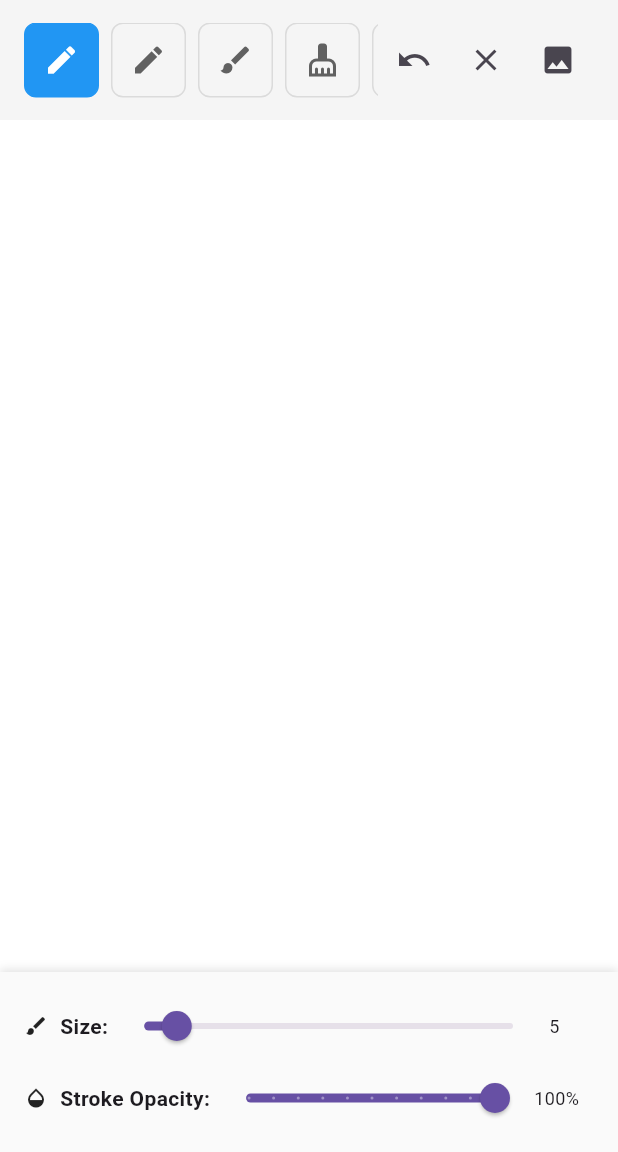
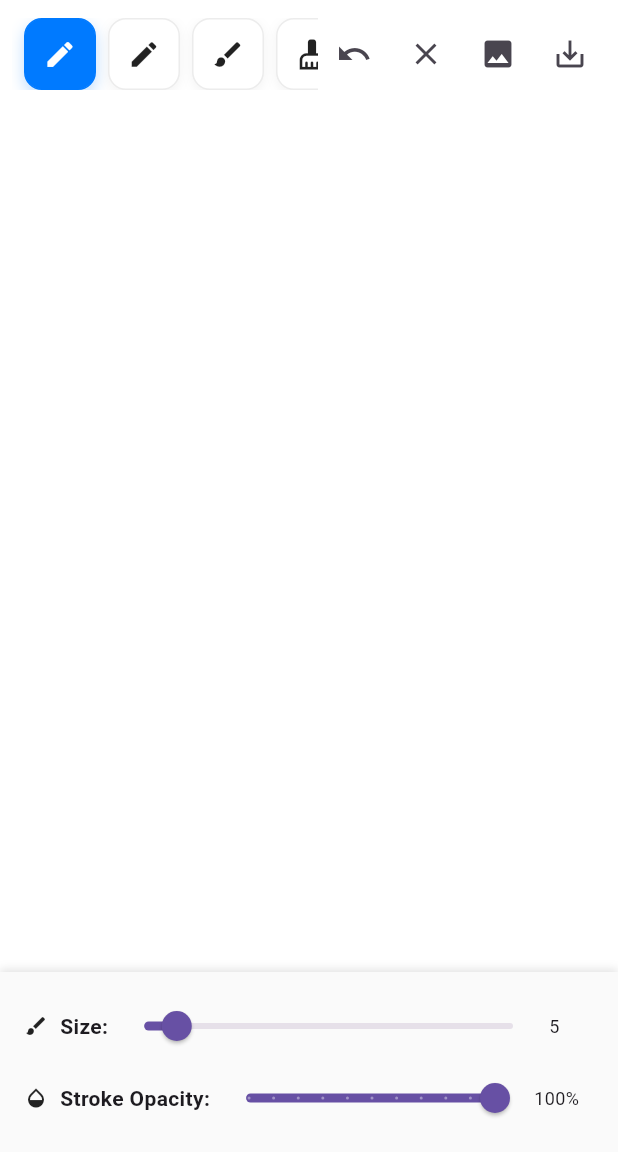
Before and after one commit to kazerdira/sketcher, a Flutter app: the screen it shows after launch, on a phone screen of 412 x 824 dp, the part 84-1236 px from its top. Run offline on Flutter 3.47's test engine with Material 3 defaults, Android fonts, the phone set to English and light mode, and no system bars; our stand-ins replace get, image_picker.

Commit message:
UI: add remove-background X button; add keys; fix undo/clear to reset preview; tests for X button

```diff
--- a/lib/controllers/sketch_controller.dart
+++ b/lib/controllers/sketch_controller.dart
@@ -39,6 +39,13 @@ class SketchController extends GetxController {
     DrawingTool.eraser: ToolConfig.configs[DrawingTool.eraser]!.opacity,
     DrawingTool.brush: ToolConfig.configs[DrawingTool.brush]!.opacity,
   };
+  final Map<DrawingTool, Color> _toolColors = {
+    DrawingTool.pencil: Colors.black,
+    DrawingTool.pen: Colors.black,
+    DrawingTool.marker: Colors.black,
+    DrawingTool.eraser: Colors.transparent,
+    DrawingTool.brush: Colors.black,
+  };
   DateTime _lastPointTime = DateTime.now();
   Offset _lastOffset = Offset.zero;
 
@@ -60,13 +67,9 @@ class SketchController extends GetxController {
     brushSize.value = (_toolSizes[tool] ?? brushSize.value)
         .clamp(config.minWidth, config.maxWidth);
 
-    // Set appropriate color for tool if it's the first time using it
-    // Do not alter currentColor for eraser to avoid side-effects in tests/UI.
+    // Apply per-tool color memory (default black). Do not change for eraser.
     if (tool != DrawingTool.eraser) {
-      if (currentColor.value == Colors.black &&
-          config.defaultColor != Colors.black) {
-        currentColor.value = config.defaultColor;
-      }
+      currentColor.value = _toolColors[tool] ?? currentColor.value;
     }
 
     update();
@@ -82,6 +85,7 @@ class SketchController extends GetxController {
   void setColor(Color color) {
     if (currentTool.value != DrawingTool.eraser) {
       currentColor.value = color;
+      _toolColors[currentTool.value] = color;
       update();
     }
   }
@@ -242,12 +246,18 @@ class SketchController extends GetxController {
   void undo() {
     if (strokes.isNotEmpty) {
       strokes.removeLast();
+      _currentStroke = null;
+      _currentPoints = [];
+      _lastVelocity = 0.0;
       update();
     }
   }
 
   void clear() {
     strokes.clear();
+    _currentStroke = null;
+    _currentPoints = [];
+    _lastVelocity = 0.0;
     _saveToHistory();
     update();
   }
--- a/lib/widgets/drawing_canvas.dart
+++ b/lib/widgets/drawing_canvas.dart
@@ -2,6 +2,7 @@ import 'package:flutter/material.dart';
 import 'dart:typed_data';
 import 'dart:ui' as ui;
 import 'package:flutter/services.dart';
+import 'package:flutter/rendering.dart';
 import 'package:get/get.dart';
 import 'package:image_picker/image_picker.dart';
 import '../controllers/sketch_controller.dart';
@@ -22,6 +23,7 @@ class _DrawingCanvasState extends State<DrawingCanvas> {
   bool _isDrawing = false;
   ui.Image? _backgroundImageData;
   Offset? _cursorPos;
+  final GlobalKey _repaintKey = GlobalKey();
 
   @override
   Widget build(BuildContext context) {
@@ -64,16 +66,20 @@ class _DrawingCanvasState extends State<DrawingCanvas> {
                       child: Stack(
                         fit: StackFit.expand,
                         children: [
-                          CustomPaint(
+                          RepaintBoundary(
+                            key: _repaintKey,
+                            child: CustomPaint(
                               painter: SketchPainter(
                                 strokes: controller.strokes,
                                 currentStroke: controller.currentStroke,
-                              backgroundImage: controller.backgroundImage.value,
+                                backgroundImage:
+                                    controller.backgroundImage.value,
                                 imageOpacity: controller.imageOpacity.value,
                                 isImageVisible: controller.isImageVisible.value,
                                 backgroundImageData: _backgroundImageData,
                               ),
                               child: const SizedBox.expand(),
+                            ),
                           ),
                           GetBuilder<SketchController>(builder: (_) {
                             if (_cursorPos == null ||
@@ -88,16 +94,27 @@ class _DrawingCanvasState extends State<DrawingCanvas> {
                               width: d,
                               height: d,
                               child: IgnorePointer(
-                                child: Container(
+                                child: Stack(children: [
+                                  Container(
                                     decoration: BoxDecoration(
                                       shape: BoxShape.circle,
                                       border: Border.all(
-                                      color: Colors.redAccent.withOpacity(0.8),
-                                      width: 1.5,
-                                    ),
-                                    color: Colors.transparent,
+                                        color: Colors.black.withOpacity(0.7),
+                                        width: 1,
                                       ),
                                     ),
+                                  ),
+                                  Container(
+                                    margin: const EdgeInsets.all(1.5),
+                                    decoration: BoxDecoration(
+                                      shape: BoxShape.circle,
+                                      border: Border.all(
+                                        color: Colors.white.withOpacity(0.9),
+                                        width: 1,
+                                      ),
+                                    ),
+                                  ),
+                                ]),
                               ),
                             );
                           }),
@@ -130,32 +147,28 @@ class _DrawingCanvasState extends State<DrawingCanvas> {
   // Pointer handlers migrated to GestureDetector callbacks
 
   Widget _buildToolbar() {
-    return Container(
-      height: 80,
-      decoration: BoxDecoration(
-        color: Colors.grey[100],
-        boxShadow: [
-          BoxShadow(
-            color: Colors.black.withOpacity(0.1),
-            blurRadius: 4,
-            offset: const Offset(0, 2),
-          ),
-        ],
-      ),
+    return Material(
+      elevation: 2,
+      color: Colors.white,
+      child: SafeArea(
+        bottom: false,
+        child: SizedBox(
+          height: 72,
           child: GetBuilder<SketchController>(
             builder: (controller) {
               return Row(
                 children: [
-              const SizedBox(width: 16),
+                  const SizedBox(width: 8),
                   Expanded(
                     child: SingleChildScrollView(
                       scrollDirection: Axis.horizontal,
+                      padding: const EdgeInsets.symmetric(horizontal: 8),
                       child: Row(
                         children: [
                           _buildToolButton(
                             icon: Icons.edit,
-                        isSelected:
-                            controller.currentTool.value == DrawingTool.pencil,
+                            isSelected: controller.currentTool.value ==
+                                DrawingTool.pencil,
                             onTap: () => controller.setTool(DrawingTool.pencil),
                             tooltip: 'Pencil',
                           ),
@@ -168,22 +181,22 @@ class _DrawingCanvasState extends State<DrawingCanvas> {
                           ),
                           _buildToolButton(
                             icon: Icons.brush,
-                        isSelected:
-                            controller.currentTool.value == DrawingTool.marker,
+                            isSelected: controller.currentTool.value ==
+                                DrawingTool.marker,
                             onTap: () => controller.setTool(DrawingTool.marker),
                             tooltip: 'Marker',
                           ),
                           _buildToolButton(
                             icon: Icons.cleaning_services,
-                        isSelected:
-                            controller.currentTool.value == DrawingTool.eraser,
+                            isSelected: controller.currentTool.value ==
+                                DrawingTool.eraser,
                             onTap: () => controller.setTool(DrawingTool.eraser),
                             tooltip: 'Eraser',
                           ),
                           _buildToolButton(
                             icon: Icons.brush_outlined,
-                        isSelected:
-                            controller.currentTool.value == DrawingTool.brush,
+                            isSelected: controller.currentTool.value ==
+                                DrawingTool.brush,
                             onTap: () => controller.setTool(DrawingTool.brush),
                             tooltip: 'Brush',
                           ),
@@ -195,10 +208,12 @@ class _DrawingCanvasState extends State<DrawingCanvas> {
                     ),
                   ),
                   _buildActionButtons(),
-              const SizedBox(width: 16),
+                  const SizedBox(width: 8),
                 ],
               );
             },
+          ),
+        ),
       ),
     );
   }
@@ -220,16 +235,33 @@ class _DrawingCanvasState extends State<DrawingCanvas> {
             margin: const EdgeInsets.only(right: 8),
             padding: const EdgeInsets.all(12),
             decoration: BoxDecoration(
-              color: isSelected ? Colors.blue : Colors.transparent,
-              borderRadius: BorderRadius.circular(8),
+              color: isSelected ? const Color(0xFF007AFF) : Colors.white,
+              borderRadius: BorderRadius.circular(12),
               border: Border.all(
-                color: isSelected ? Colors.blue : Colors.grey.withOpacity(0.3),
+                color: isSelected
+                    ? const Color(0xFF007AFF)
+                    : Colors.grey.withOpacity(0.2),
               ),
+              boxShadow: isSelected
+                  ? [
+                      BoxShadow(
+                        color: const Color(0xFF007AFF).withOpacity(0.25),
+                        blurRadius: 8,
+                        offset: const Offset(0, 4),
+                      )
+                    ]
+                  : [
+                      BoxShadow(
+                        color: Colors.black.withOpacity(0.05),
+                        blurRadius: 6,
+                        offset: const Offset(0, 2),
+                      )
+                    ],
             ),
             child: Icon(
               icon,
-              color: isSelected ? Colors.white : Colors.grey[700],
-              size: 24,
+              color: isSelected ? Colors.white : Colors.black87,
+              size: 22,
             ),
           ),
         ),
@@ -284,11 +316,13 @@ class _DrawingCanvasState extends State<DrawingCanvas> {
         return Row(
           children: [
             IconButton(
+              key: const Key('undo-button'),
               onPressed: controller.undo,
               icon: const Icon(Icons.undo),
               tooltip: 'Undo',
             ),
             IconButton(
+              key: const Key('clear-button'),
               onPressed: controller.clear,
               icon: const Icon(Icons.clear),
               tooltip: 'Clear All',
@@ -297,6 +331,11 @@ class _DrawingCanvasState extends State<DrawingCanvas> {
               onPressed: () => _showImagePicker(),
               icon: const Icon(Icons.image),
               tooltip: 'Background Image',
+            ),
+            IconButton(
+              onPressed: _saveSketch,
+              icon: const Icon(Icons.save_alt),
+              tooltip: 'Save Sketch',
             ),
             if (controller.backgroundImage.value != null)
               IconButton(
@@ -307,6 +346,20 @@ class _DrawingCanvasState extends State<DrawingCanvas> {
                       : Icons.visibility_off,
                 ),
                 tooltip: 'Toggle Image Visibility',
+              ),
+            if (controller.backgroundImage.value != null)
+              IconButton(
+                key: const Key('remove-background-button'),
+                onPressed: () {
+                  setState(() {
+                    _backgroundImageData = null;
+                  });
+                  controller.setBackgroundImage(null);
+                  controller.isImageVisible.value = false;
+                  controller.update();
+                },
+                icon: const Icon(Icons.close),
+                tooltip: 'Remove Background',
               ),
           ],
         );
@@ -533,4 +586,31 @@ class _DrawingCanvasState extends State<DrawingCanvas> {
     final frame = await codec.getNextFrame();
     return frame.image;
   }
+
+  Future<void> _saveSketch() async {
+    try {
+      final boundary = _repaintKey.currentContext?.findRenderObject()
+          as RenderRepaintBoundary?;
+      if (boundary == null) return;
+      final image = await boundary.toImage(pixelRatio: 3.0);
+      final byteData = await image.toByteData(format: ui.ImageByteFormat.png);
+      if (byteData == null) return;
+      final pngBytes = byteData.buffer.asUint8List();
+
+      // TODO: Persist via path_provider and show a snackbar with the path
+      Get.snackbar(
+        'Saved',
+        'Sketch captured to PNG (${(pngBytes.lengthInBytes / 1024).toStringAsFixed(1)} KB)',
+        snackPosition: SnackPosition.BOTTOM,
+      );
+    } catch (e) {
+      Get.snackbar(
+        'Save Error',
+        'Failed to save sketch: $e',
+        snackPosition: SnackPosition.BOTTOM,
+        backgroundColor: Colors.red,
+        colorText: Colors.white,
+      );
     }
+  }
+}
```
Also changed, not shown: lib/painters/sketch_painter.dart (+97 -54 lines), 2 other files. Lines whose indentation alone changed are shown as unchanged.
